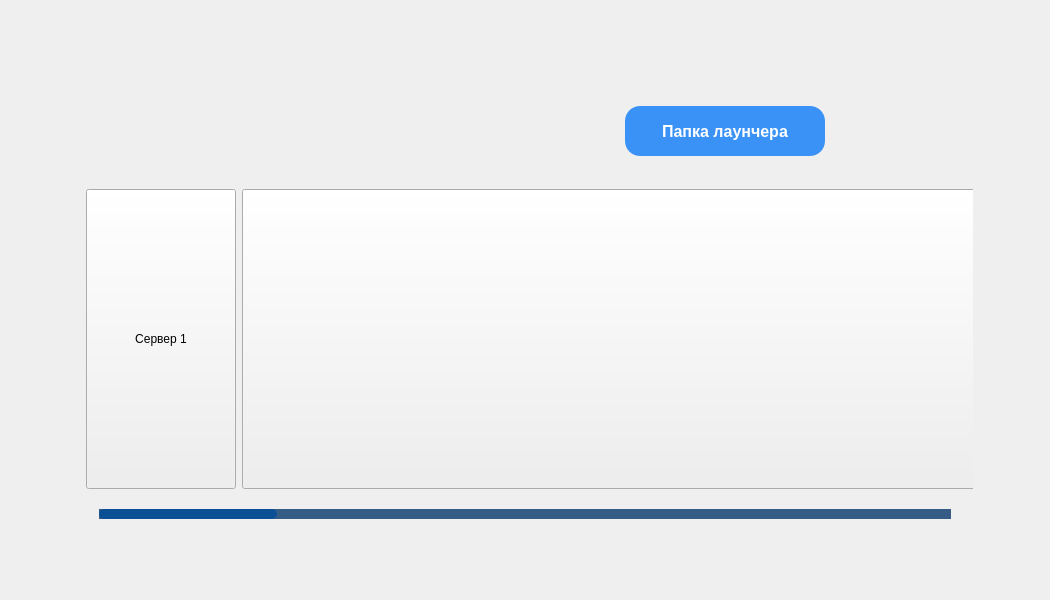
The window that src/launcher/design/design.ui (izharus/tfc_halloween_launcher) describes before a commit, drawn with Qt 5.
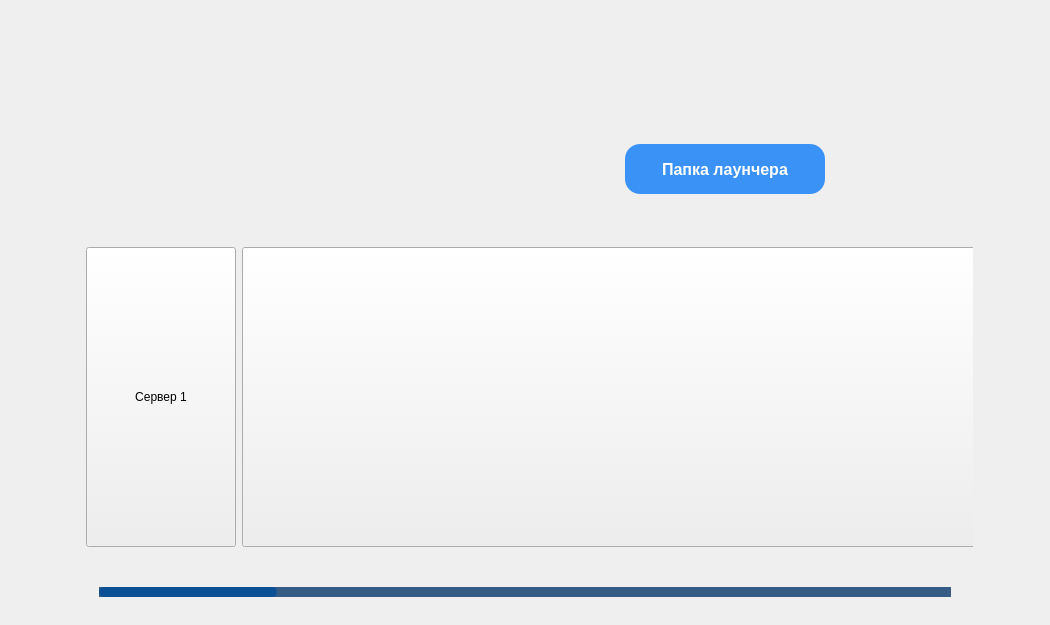
The same window after the commit. Icons and pictures are not drawn.

Commit message: fix(design): server-icon size

```diff
--- a/src/launcher/design/design.ui
+++ b/src/launcher/design/design.ui
@@ -10,13 +10,13 @@
     <x>0</x>
     <y>0</y>
     <width>1050</width>
-    <height>600</height>
+    <height>625</height>
    </rect>
   </property>
   <property name="minimumSize">
    <size>
     <width>1050</width>
-    <height>600</height>
+    <height>625</height>
    </size>
   </property>
   <property name="maximumSize">
@@ -111,7 +111,7 @@
    <property name="minimumSize">
     <size>
      <width>1050</width>
-     <height>550</height>
+     <height>625</height>
     </size>
    </property>
    <property name="maximumSize">
@@ -129,7 +129,7 @@
       <property name="minimumSize">
        <size>
         <width>950</width>
-        <height>525</height>
+        <height>575</height>
        </size>
       </property>
       <property name="maximumSize">
@@ -775,13 +775,13 @@
                 <property name="minimumSize">
                  <size>
                   <width>0</width>
-                  <height>350</height>
+                  <height>390</height>
                  </size>
                 </property>
                 <property name="maximumSize">
                  <size>
                   <width>16777215</width>
-                  <height>350</height>
+                  <height>16777215</height>
                  </size>
                 </property>
                 <property name="styleSheet">
@@ -799,7 +799,7 @@
                    <x>0</x>
                    <y>0</y>
                    <width>6180</width>
-                   <height>340</height>
+                   <height>380</height>
                   </rect>
                  </property>
                  <layout class="QHBoxLayout" name="horizontalLayout_2">
```
The commit also changes 2 other files.
